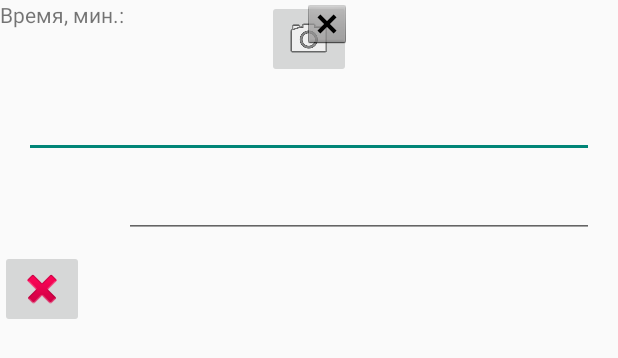
After one commit to elagin/Ladle, an Android app: the layout prepare_step_row_constrain.xml on its own in the app's theme, with its tools: preview values and no code run, on a phone screen of 412 x 824 dp. The commit adds this screen. Shown: the top 358 px of the screen. Run offline under Robolectric (Android 15) with nearby library versions, the phone set to English and light mode, and no system bars.

Commit message:
ConstrainLayout

```diff
--- a/app/build.gradle
+++ b/app/build.gradle
@@ -28,4 +28,5 @@ dependencies {
     compile 'com.android.support:design:24.1.0'
     testCompile 'junit:junit:4.12'
     compile 'com.google.code.gson:gson:2.8.0'
+    compile 'com.android.support.constraint:constraint-layout:1.0.0-beta4'
 }
--- a/app/src/main/java/com/pavel/elagin/ladle/Activites/EditRecActivity.java
+++ b/app/src/main/java/com/pavel/elagin/ladle/Activites/EditRecActivity.java
@@ -247,6 +247,8 @@ public class EditRecActivity extends AppCompatActivity implements View.OnClickLi
             if (view instanceof TableRow) {
                 TableRow row = (TableRow) view;
                 String time = ((TextView) row.findViewById(R.id.edit_step_time)).getText().toString();
+                if (time.length() == 0)
+                    time = "0";
                 String descr = ((TextView) row.findViewById(R.id.edit_step_descr)).getText().toString();
                 String photoUrl = ((TextView) row.findViewById(R.id.text_photo_url)).getText().toString();
                 recipe.addStep(photoUrl, descr, Integer.valueOf(time));
@@ -289,7 +291,7 @@ public class EditRecActivity extends AppCompatActivity implements View.OnClickLi
 
     private void addStep(Recipe.Step step) {
         final int index = edit_rec_steps_table.getChildCount();
-        TableRow row = (TableRow) LayoutInflater.from(this).inflate(R.layout.prepare_step_row, null);
+        TableRow row = (TableRow) LayoutInflater.from(this).inflate(R.layout.prepare_step_row_constrain, null);
         ImageButton image_view_step = (ImageButton) row.findViewById(R.id.step_photo_img);
         image_view_step.setOnClickListener(new View.OnClickListener() {
             @Override
--- a/app/src/main/res/layout/content_edit_rec.xml
+++ b/app/src/main/res/layout/content_edit_rec.xml
@@ -23,28 +23,31 @@
             android:layout_height="wrap_content"
             android:orientation="vertical">
 
-            <RelativeLayout
+            <android.support.constraint.ConstraintLayout
+                android:id="@+id/constraintLayout"
                 android:layout_width="match_parent"
                 android:layout_height="wrap_content">
-
                 <ImageButton
                     android:id="@+id/image_main"
                     android:layout_width="wrap_content"
                     android:layout_height="wrap_content"
                     android:layout_centerHorizontal="true"
                     android:layout_centerVertical="true"
-                    android:src="@drawable/ic_menu_camera"/>
+                    android:src="@drawable/ic_menu_camera"
+                    tools:layout_editor_absoluteY="12dp"
+                    app:layout_constraintLeft_toLeftOf="parent"
+                    app:layout_constraintRight_toRightOf="parent" />
 
                 <ImageButton
                     android:id="@+id/image_main_delete"
                     android:layout_width="wrap_content"
                     android:layout_height="wrap_content"
-                    android:layout_alignParentRight="false"
-                    android:layout_alignRight="@+id/image_main"
                     app:srcCompat="@android:drawable/btn_dialog"
-                    android:background="@android:color/transparent"/>
+                    android:background="@android:color/transparent"
+                    app:layout_constraintTop_toTopOf="@+id/image_main"
+                    app:layout_constraintRight_toRightOf="@+id/image_main" />
 
-            </RelativeLayout>
+            </android.support.constraint.ConstraintLayout>
 
             <TextView
                 android:id="@+id/text_image_main_file"
--- a/app/src/main/res/layout/prepare_step_row2.xml
+++ /dev/null
@@ -1,7 +0,0 @@
-<?xml version="1.0" encoding="utf-8"?>
-<LinearLayout xmlns:android="http://schemas.android.com/apk/res/android"
-              android:orientation="vertical"
-              android:layout_width="match_parent"
-              android:layout_height="match_parent">
-
-</LinearLayout>
--- /dev/null
+++ b/app/src/main/res/layout/prepare_step_row_constrain.xml
@@ -0,0 +1,88 @@
+<?xml version="1.0" encoding="utf-8"?>
+<TableRow xmlns:android="http://schemas.android.com/apk/res/android"
+    xmlns:app="http://schemas.android.com/apk/res-auto"
+    xmlns:tools="http://schemas.android.com/tools"
+    android:layout_width="match_parent"
+    android:layout_height="wrap_content"
+    android:orientation="horizontal">
+
+    <android.support.constraint.ConstraintLayout xmlns:android="http://schemas.android.com/apk/res/android"
+        xmlns:app="http://schemas.android.com/apk/res-auto"
+        xmlns:tools="http://schemas.android.com/tools"
+        android:id="@+id/constraintLayout"
+        android:layout_width="match_parent"
+        android:layout_height="match_parent">
+
+        <ImageButton
+            android:id="@+id/step_photo_img"
+            android:layout_width="wrap_content"
+            android:layout_height="wrap_content"
+            android:layout_marginEnd="16dp"
+            android:layout_marginStart="16dp"
+            app:layout_constraintLeft_toLeftOf="parent"
+            app:layout_constraintRight_toRightOf="parent"
+            app:srcCompat="@drawable/ic_menu_camera"
+            tools:layout_editor_absoluteY="5dp" />
+
+        <ImageButton
+            android:id="@+id/step_photo_delete"
+            android:layout_width="wrap_content"
+            android:layout_height="wrap_content"
+            android:background="@android:color/transparent"
+            app:layout_constraintRight_toRightOf="@+id/step_photo_img"
+            app:layout_constraintTop_toTopOf="@+id/step_photo_img"
+            app:srcCompat="@android:drawable/btn_dialog" />
+
+        <EditText
+            android:id="@+id/edit_step_descr"
+            android:layout_height="wrap_content"
+            android:ems="10"
+            android:inputType="text"
+            android:layout_marginTop="8dp"
+            app:layout_constraintTop_toBottomOf="@+id/step_photo_img"
+            android:layout_marginEnd="16dp"
+            app:layout_constraintRight_toRightOf="parent"
+            android:layout_width="0dp"
+            android:layout_marginStart="16dp"
+            app:layout_constraintLeft_toLeftOf="parent" />
+
+        <TextView
+            android:id="@+id/textView6"
+            android:layout_width="wrap_content"
+            android:layout_height="wrap_content"
+            android:text="@string/time"
+            tools:layout_editor_absoluteX="16dp"
+            tools:layout_editor_absoluteY="129dp" />
+
+        <EditText
+            android:id="@+id/edit_step_time"
+            android:layout_width="0dp"
+            android:layout_height="wrap_content"
+            android:layout_marginEnd="16dp"
+            android:ems="10"
+            android:inputType="time"
+            app:layout_constraintRight_toRightOf="parent"
+            app:layout_constraintHorizontal_bias="1.0"
+            app:layout_constraintLeft_toRightOf="@+id/textView6"
+            android:layout_marginTop="8dp"
+            app:layout_constraintTop_toBottomOf="@+id/edit_step_descr" />
+
+        <ImageButton
+            android:id="@+id/dell_step"
+            android:layout_width="wrap_content"
+            android:layout_height="wrap_content"
+            android:layout_marginTop="8dp"
+            app:layout_constraintTop_toBottomOf="@+id/edit_step_time"
+            app:srcCompat="@android:drawable/ic_delete"
+            tools:layout_editor_absoluteX="164dp" />
+
+        <TextView
+            android:id="@+id/text_photo_url"
+            android:layout_width="wrap_content"
+            android:layout_height="wrap_content"
+            android:enabled="false"
+            android:visibility="gone"
+            tools:layout_editor_absoluteY="0dp"
+            tools:layout_editor_absoluteX="0dp" />
+    </android.support.constraint.ConstraintLayout>
+</TableRow>
```
